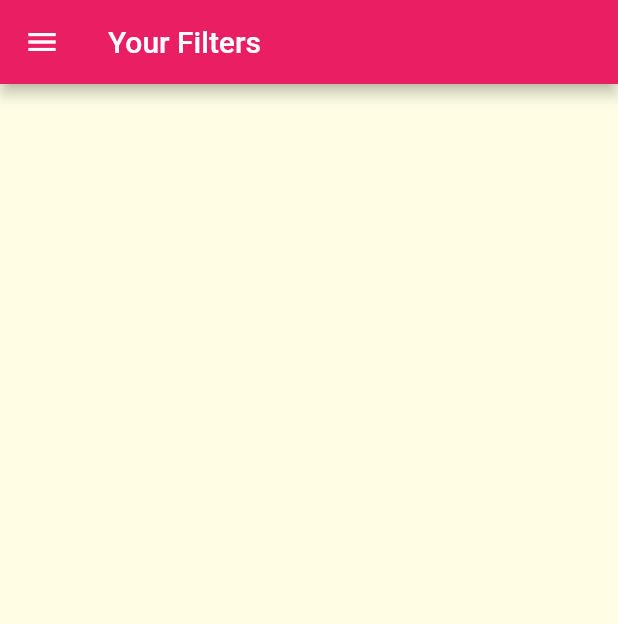
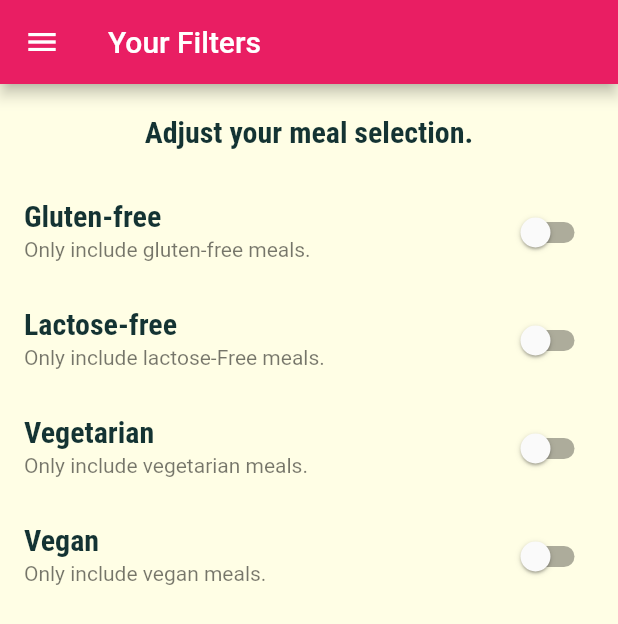
Before and after one commit to boyk0/meals-flutter-app, a Flutter app: the FiltersScreen screen opened by its route, on a phone screen of 412 x 824 dp. Shown: the top 624 px of the screen. Run offline on Flutter 3.47's test engine with Material 2 defaults, Android fonts, the phone set to English and light mode, and no system bars.

Commit message:
add filter widget

```diff
--- a/lib/screen/filters_screen.dart
+++ b/lib/screen/filters_screen.dart
@@ -2,8 +2,27 @@ import 'package:flutter/material.dart';
 
 import '../widgets/main_drawer.dart';
 
-class FiltersScreen extends StatelessWidget{
+class FiltersScreen extends StatefulWidget{
   static const routeName = '/filters';
+
+  @override
+  State<FiltersScreen> createState() => _FiltersScreenState();
+}
+
+class _FiltersScreenState extends State<FiltersScreen> {
+  bool _glutenFree = false;
+  bool _vegetarian = false;
+  bool _vegan = false;
+  bool _lactoseFree = false;
+
+  Widget _buildSwitchListTile (String title, String description, bool currentValue, Function updateValue) {
+    return SwitchListTile(
+      title: Text(title),
+      subtitle: Text(description),
+      value: currentValue,
+      onChanged: (newValue) => updateValue(newValue),
+    );
+  }
 
   @override
   Widget build(BuildContext context) {
@@ -12,6 +31,63 @@ class FiltersScreen extends StatelessWidget{
         title: const Text('Your Filters'),
       ),
       drawer: MainDrawer(),
+      body: Column(
+        children: [
+          Container(
+            padding: EdgeInsets.all(20),
+            child: Text(
+              'Adjust your meal selection.',
+              style: Theme.of(context).textTheme.titleMedium,
+            ),
+          ),
+          Expanded(
+              child: ListView(
+                children: [
+                  _buildSwitchListTile(
+                      'Gluten-free',
+                      'Only include gluten-free meals.',
+                      _glutenFree,
+                      (newValue) {
+                        setState(() {
+                          _glutenFree = newValue;
+                        });
+                      },
+                    ),
+                  _buildSwitchListTile(
+                    'Lactose-free',
+                    'Only include lactose-Free meals.',
+                    _lactoseFree,
+                        (newValue) {
+                      setState(() {
+                        _lactoseFree = newValue;
+                      });
+                    },
+                  ),
+                  _buildSwitchListTile(
+                    'Vegetarian',
+                    'Only include vegetarian meals.',
+                    _vegetarian,
+                        (newValue) {
+                      setState(() {
+                        _vegetarian = newValue;
+                      });
+                    },
+                  ),
+                  _buildSwitchListTile(
+                    'Vegan',
+                    'Only include vegan meals.',
+                    _vegan,
+                        (newValue) {
+                      setState(() {
+                        _vegan = newValue;
+                      });
+                    },
+                  ),
+                ],
+              ),
+          )
+        ],
+      ),
     );
   }
 }
```
